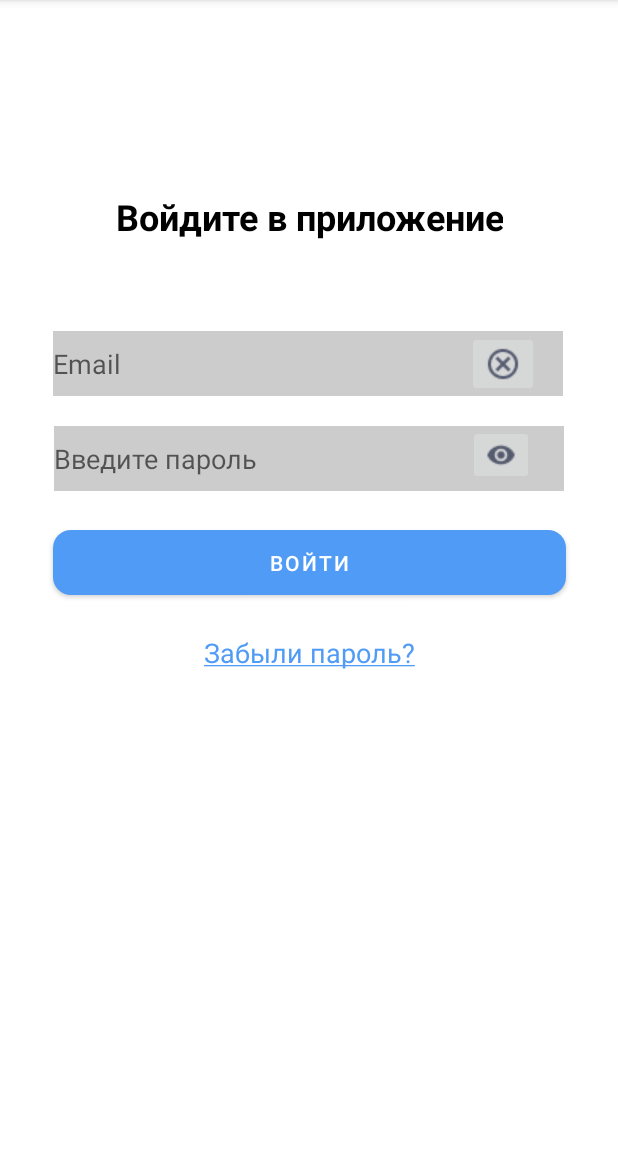
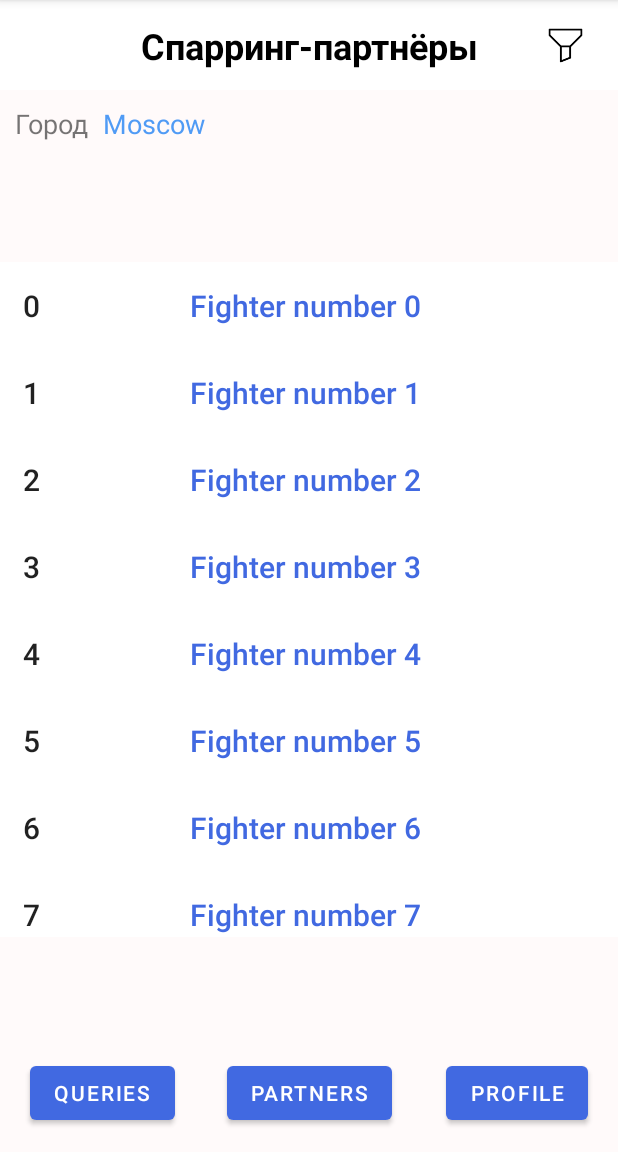
Before and after one commit to vlymar90/OssAppAndroid, an Android app: the LoginPageActivity screen opened directly, with no data from a screen before it, after a tap on "ВОЙТИ", on a phone screen of 412 x 824 dp, the part 84-1236 px from its top. Run offline under Robolectric (Android 15) with nearby library versions, the light colour scheme and no system bars.

Commit message:
Create Search Partners

```diff
--- a/app/build.gradle
+++ b/app/build.gradle
@@ -36,9 +36,11 @@ dependencies {
     implementation 'androidx.appcompat:appcompat:1.2.0'
     implementation 'com.google.android.material:material:1.3.0'
     implementation 'androidx.constraintlayout:constraintlayout:2.0.4'
+    implementation 'androidx.recyclerview:recyclerview:1.2.0'
     testImplementation 'junit:junit:4.+'
     androidTestImplementation 'androidx.test.ext:junit:1.1.2'
     androidTestImplementation 'androidx.test.espresso:espresso-core:3.3.0'
     compileOnly group: 'org.projectlombok', name: 'lombok', version: '1.18.16'
 
+
 }
--- a/app/src/main/AndroidManifest.xml
+++ b/app/src/main/AndroidManifest.xml
@@ -20,6 +20,7 @@
         <activity android:name=".RulesActivity" />
         <activity android:name=".registration.InputActivity" />
         <activity android:name=".registration.AuthenticationActivity" />
+        <activity android:name=".SearchActivity" />
         <activity android:name=".MainActivity">
             <intent-filter>
                 <action android:name="android.intent.action.MAIN" />
--- /dev/null
+++ b/app/src/main/java/com/example/ossapp/SearchActivity.java
@@ -0,0 +1,88 @@
+package com.example.ossapp;
+
+import android.content.Intent;
+
+
+import android.os.Bundle;
+import android.view.View;
+import android.widget.Button;
+import android.widget.ImageView;
+import android.widget.TextView;
+
+import androidx.appcompat.app.AppCompatActivity;
+import androidx.recyclerview.widget.LinearLayoutManager;
+import androidx.recyclerview.widget.RecyclerView;
+
+import com.example.ossapp.User.User;
+import com.example.ossapp.util.FightersList;
+
+
+public class SearchActivity extends AppCompatActivity {
+
+    private RecyclerView partners;
+    private FightersList fightersList;
+    private ImageView filter;
+
+
+    @Override
+    protected void onCreate(Bundle savedInstanceState) {
+        super.onCreate(savedInstanceState);
+        setContentView(R.layout.activity_search);
+
+        partners = findViewById(R.id.partners);
+        filter = findViewById(R.id.filter);
+
+        /*
+        создание списка бойцов
+        нужно доработать чтобы принимать запросы из базы
+         */
+        LinearLayoutManager listOfPartners = new LinearLayoutManager(this);
+        partners.setLayoutManager(listOfPartners);
+
+        partners.setHasFixedSize(true);
+
+        fightersList = new FightersList(30);
+        partners.setAdapter(fightersList);
+
+    }
+
+    /*
+    к фильтрам
+     */
+    public void filtered(View view) {
+      //  Intent intent = new Intent(this, null);
+      //  startActivity(intent);
+    }
+
+    /*
+    к запросам
+     */
+    public void toQueries(View view) {
+      //  Intent intent = new Intent(this, null);
+       // startActivity(intent);
+    }
+
+    /*
+    поиск партнера
+     */
+    public void search(View view) {
+       // Intent intent = new Intent(this, null);
+       // startActivity(intent);
+    }
+
+    /*
+    переход к профилю
+     */
+    public void toProfile(View view) {
+       // Intent intent = new Intent(this, null);
+       // startActivity(intent);
+    }
+
+    /*
+    выбор города
+     */
+    public void chooseCity(View view) {
+      //  Intent intent = new Intent(this, null);
+       // startActivity(intent);
+    }
+}
--- a/app/src/main/java/com/example/ossapp/loginpages/LoginPageActivity.java
+++ b/app/src/main/java/com/example/ossapp/loginpages/LoginPageActivity.java
@@ -9,6 +9,7 @@ import android.view.View;
 import android.widget.EditText;
 
 import com.example.ossapp.R;
+import com.example.ossapp.SearchActivity;
 
 public class LoginPageActivity extends AppCompatActivity {
     private EditText userEmail;
@@ -23,7 +24,8 @@ public class LoginPageActivity extends AppCompatActivity {
     }
     //Открывает главную страницу приложения
     public void inputAccount(View view) {
-
+        Intent intent = new Intent(this, SearchActivity.class);
+        startActivity(intent);
     }
      //Чистит строку с email
     public void clearEmailText(View view) {
--- /dev/null
+++ b/app/src/main/java/com/example/ossapp/util/FightersList.java
@@ -0,0 +1,83 @@
+package com.example.ossapp.util;
+
+import android.content.Context;
+import android.view.LayoutInflater;
+import android.view.View;
+import android.view.ViewGroup;
+import android.widget.TextView;
+
+import androidx.recyclerview.widget.RecyclerView;
+
+import com.example.ossapp.R;
+
+/*
+класс список бойцов
+ */
+public class FightersList extends RecyclerView.Adapter<FightersList.FighterViewHolder> {
+
+    private static int numberOfHolders;
+    private int numberOfFighters;
+
+
+    public FightersList(int numberFighters) {
+        numberOfFighters = numberFighters;
+        numberOfHolders = 0;
+    }
+
+    /*
+    создание объекта боец
+     */
+    @Override
+    public FighterViewHolder onCreateViewHolder(ViewGroup parent, int viewType) {
+        Context context = parent.getContext();
+        int layoutId = R.layout.fighter;
+
+        LayoutInflater inflater = LayoutInflater.from(context);
+        View view = inflater.inflate(layoutId, parent, false);
+
+        FighterViewHolder fighterHolder = new FighterViewHolder(view);
+        fighterHolder.viewHolderNumber.setText("Fighter number " + numberOfHolders);
+
+        numberOfHolders++;
+
+        return fighterHolder;
+    }
+
+    /*
+    связывает объект боец с содержимым
+     */
+    @Override
+    public void onBindViewHolder(FighterViewHolder holder, int position) {
+        holder.bind(position);
+    }
+
+    /*
+    возвращает количество бойцов
+     */
+    @Override
+    public int getItemCount() {
+        return numberOfFighters;
+    }
+
+
+    /*
+    класс списка одного бойца
+     */
+    class FighterViewHolder extends RecyclerView.ViewHolder {
+
+        TextView fighterNumber;
+        TextView viewHolderNumber;
+
+        public FighterViewHolder(View itemView) {
+            super(itemView);
+
+            fighterNumber = itemView.findViewById(R.id.number_fighter);
+            viewHolderNumber = itemView.findViewById(R.id.view_holder_number);
+
+        }
+
+        void bind(int listIndex) {
+            fighterNumber.setText(String.valueOf(listIndex));
+        }
+    }
+}
--- /dev/null
+++ b/app/src/main/res/layout/activity_search.xml
@@ -0,0 +1,124 @@
+<?xml version="1.0" encoding="utf-8"?>
+<androidx.constraintlayout.widget.ConstraintLayout xmlns:android="http://schemas.android.com/apk/res/android"
+    xmlns:app="http://schemas.android.com/apk/res-auto"
+    xmlns:tools="http://schemas.android.com/tools"
+    android:layout_width="match_parent"
+    android:layout_height="match_parent"
+    android:background="@color/light_grey"
+    tools:context=".SearchActivity">
+
+
+    <androidx.constraintlayout.widget.ConstraintLayout
+        android:id="@+id/head"
+        android:layout_width="match_parent"
+        android:layout_height="60dp"
+        android:background="@color/white"
+        app:layout_constraintEnd_toEndOf="parent"
+        app:layout_constraintStart_toStartOf="parent"
+        app:layout_constraintTop_toTopOf="parent">
+
+        <TextView
+            android:id="@+id/textView"
+            style="@style/header"
+            android:layout_height="wrap_content"
+            android:layout_margin="20dp"
+            android:text="@string/partner"
+            android:textAlignment="center"
+            app:layout_constraintBottom_toBottomOf="parent"
+            app:layout_constraintEnd_toEndOf="parent"
+            app:layout_constraintStart_toStartOf="parent"
+            app:layout_constraintTop_toTopOf="parent" />
+
+        <ImageView
+            android:id="@+id/filter"
+            android:layout_width="30dp"
+            android:layout_height="30dp"
+            android:layout_margin="20dp"
+            android:layout_marginRight="15dp"
+            android:clickable="true"
+            android:focusable="true"
+            android:onClick="filtered"
+            android:src="@drawable/filter"
+            app:layout_constraintBottom_toBottomOf="parent"
+            app:layout_constraintEnd_toEndOf="parent"
+            app:layout_constraintTop_toTopOf="parent" />
+
+    </androidx.constraintlayout.widget.ConstraintLayout>
+
+    <TextView
+        android:id="@+id/city"
+        android:layout_width="wrap_content"
+        android:layout_height="wrap_content"
+        android:layout_marginLeft="10dp"
+        android:layout_marginTop="10dp"
+        android:text="@string/city"
+        android:textSize="18dp"
+        app:layout_constraintStart_toStartOf="parent"
+        app:layout_constraintTop_toBottomOf="@id/head" />
+
+    <TextView
+        android:id="@+id/city_name"
+        android:layout_width="wrap_content"
+        android:layout_height="wrap_content"
+        android:layout_marginLeft="10dp"
+        android:layout_marginTop="10dp"
+        android:text="Moscow"
+        android:clickable="true"
+        android:focusable="true"
+        android:onClick="chooseCity"
+        android:textColor="@color/blue"
+        android:textSize="18dp"
+        app:layout_constraintStart_toEndOf="@id/city"
+        app:layout_constraintTop_toBottomOf="@id/head" />
+
+    <!-- список бойцов -->
+        <androidx.recyclerview.widget.RecyclerView
+            android:id="@+id/partners"
+            android:layout_width="match_parent"
+            android:layout_height="450dp"
+            app:layout_constraintBottom_toTopOf="@id/footer"
+            app:layout_constraintEnd_toEndOf="parent"
+            app:layout_constraintStart_toStartOf="parent"
+            app:layout_constraintTop_toBottomOf="@id/city"/>
+
+    <LinearLayout
+        android:id="@+id/footer"
+        android:layout_width="match_parent"
+        android:layout_height="wrap_content"
+        android:orientation="horizontal"
+        app:layout_constraintBottom_toBottomOf="parent">
+
+        <androidx.constraintlayout.widget.ConstraintLayout
+            android:layout_width="match_parent"
+            android:layout_height="match_parent"
+            android:layout_marginBottom="15dp">
+
+            <Button
+                android:layout_width="wrap_content"
+                android:layout_height="wrap_content"
+                android:layout_marginLeft="20dp"
+                android:onClick="toQueries"
+                android:text="Queries"
+                app:layout_constraintStart_toStartOf="parent" />
+
+            <Button
+                android:layout_width="wrap_content"
+                android:layout_height="wrap_content"
+                android:onClick="search"
+                android:text="Partners"
+                app:layout_constraintEnd_toEndOf="parent"
+                app:layout_constraintStart_toStartOf="parent" />
+
+            <Button
+                android:layout_width="wrap_content"
+                android:layout_height="wrap_content"
+                android:layout_marginRight="20dp"
+                android:onClick="toProfile"
+                android:text="Profile"
+                app:layout_constraintEnd_toEndOf="parent" />
+
+        </androidx.constraintlayout.widget.ConstraintLayout>
+
+    </LinearLayout>
+
+</androidx.constraintlayout.widget.ConstraintLayout>
--- /dev/null
+++ b/app/src/main/res/layout/fighter.xml
@@ -0,0 +1,30 @@
+<?xml version="1.0" encoding="utf-8"?>
+<LinearLayout xmlns:android="http://schemas.android.com/apk/res/android"
+    android:layout_width="match_parent"
+    android:layout_height="wrap_content"
+    android:orientation="horizontal"
+    android:background="@color/white"
+    android:padding="15dp"
+    android:clickable="true"
+    android:focusable="true"
+    >
+<!-- объект боец -->
+    <TextView
+        android:id="@+id/number_fighter"
+        style="@style/TextAppearance.AppCompat.Title"
+        android:layout_marginRight="100dp"
+        android:layout_width="wrap_content"
+        android:layout_height="wrap_content"
+        android:textAlignment="textStart"
+        android:textSize="20sp"
+        />
+
+    <TextView
+        android:id="@+id/view_holder_number"
+        style="@style/TextAppearance.AppCompat.Title"
+        android:textAlignment="textEnd"
+        android:layout_width="wrap_content"
+        android:layout_height="wrap_content"
+        android:textColor="@color/purple_500"
+        />
+</LinearLayout>
--- a/app/src/main/res/values/colors.xml
+++ b/app/src/main/res/values/colors.xml
@@ -10,4 +10,5 @@
     <color name="gray">#FFCCCCCC</color>
     <color name="dark_grey">#FF444444</color>
     <color name="blue" >#509BF5</color>
+    <color name="light_grey">#FFFAFA</color>
 </resources>
--- a/app/src/main/res/values/strings.xml
+++ b/app/src/main/res/values/strings.xml
@@ -68,6 +68,8 @@
         <item>Калининград</item>
         <item>Воронеж</item>
     </string-array>
+    <string name="partner">Спарринг-партнёры</string>
+    <string name="city">Город</string>
     <string name="level_master">Уровень владения</string>
     <string name="select_level">Выберите уровень владения</string>
 </resources>
```
Also changed, not shown: app/src/main/res/drawable/filter.png (added).
